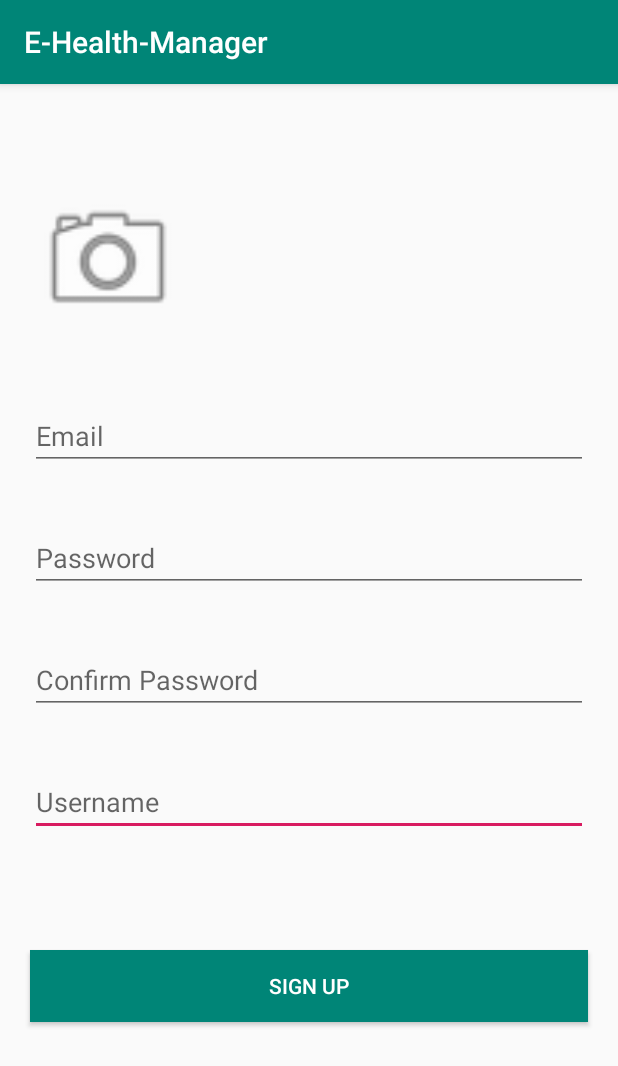
After one commit to ece1778-2020/Healthy-Mind, an Android app: the SignupActivity screen opened directly, with no data from a screen before it, on a phone screen of 412 x 824 dp. The commit adds this screen. Shown: the top 1066 px of the screen. Run offline under Robolectric (Android 15) with nearby library versions, the phone set to English and light mode, and no system bars; our stand-ins replace Firebase (no records; nobody signed in at launch, a user with empty details on screens opened directly).

Commit message:
finished signup and login

```diff
--- a/app/src/main/AndroidManifest.xml
+++ b/app/src/main/AndroidManifest.xml
@@ -9,6 +9,9 @@
         android:roundIcon="@mipmap/ic_launcher_round"
         android:supportsRtl="true"
         android:theme="@style/AppTheme">
+        <activity android:name=".ProfileActivity"></activity>
+        <activity android:name=".LoginActivity" />
+        <activity android:name=".SignupActivity" />
         <activity android:name=".MainActivity">
             <intent-filter>
                 <action android:name="android.intent.action.MAIN" />
--- /dev/null
+++ b/app/src/main/java/com/example/e_health_manager/SignupActivity.java
@@ -0,0 +1,149 @@
+package com.example.e_health_manager;
+
+import androidx.annotation.NonNull;
+import androidx.appcompat.app.AppCompatActivity;
+
+import android.content.Context;
+import android.content.Intent;
+import android.os.Bundle;
+import android.util.Log;
+import android.view.View;
+import android.view.inputmethod.InputMethodManager;
+import android.widget.Button;
+import android.widget.EditText;
+import android.widget.Toast;
+
+import com.google.android.gms.tasks.OnCompleteListener;
+import com.google.android.gms.tasks.Task;
+import com.google.firebase.auth.AuthResult;
+import com.google.firebase.auth.FirebaseAuth;
+import com.google.firebase.auth.FirebaseUser;
+import com.google.firebase.auth.UserProfileChangeRequest;
+import com.google.firebase.firestore.FirebaseFirestore;
+import com.google.firebase.storage.FirebaseStorage;
+import com.google.firebase.storage.StorageReference;
+
+import java.util.HashMap;
+import java.util.Map;
+
+public class SignupActivity extends AppCompatActivity {
+
+    private EditText emailText;
+    private EditText passwordText;
+    private EditText confirmpasswordText;
+    private EditText usernameText;
+    private Button signupBtn;
+
+    private FirebaseAuth mAuth;
+    private FirebaseFirestore mFirestore;
+    private FirebaseStorage storage;
+    private StorageReference storageRef;
+
+
+    @Override
+    protected void onCreate(Bundle savedInstanceState) {
+        super.onCreate(savedInstanceState);
+        setContentView(R.layout.activity_signup);
+
+        mAuth = FirebaseAuth.getInstance();
+        mFirestore = FirebaseFirestore.getInstance();
+        storage = FirebaseStorage.getInstance();
+        storageRef = storage.getReference();
+
+        emailText = findViewById(R.id.email_field_signup);
+        passwordText = findViewById(R.id.password_field_signup);
+        confirmpasswordText = findViewById(R.id.confirmpassword_field_signup);
+        usernameText = findViewById(R.id.username_field_signup);
+        signupBtn = findViewById(R.id.button_signup);
+    }
+
+    public void store_user_info(String email, String username, String uid){
+        Map<String, Object> data = new HashMap<>();
+        data.put("email", email);
+        data.put("username", username);
+
+        Log.d("sign up activity", "new user email: "+email);
+        Log.d("sign up activity", "new user username: "+username);
+
+        mFirestore.collection("users").document(uid).set(data);
+
+    }
+
+    public void onClick_trySignup(View view) {
+
+        signupBtn.setEnabled(false);
+        final String email = emailText.getText().toString();
+        String password = passwordText.getText().toString();
+        String confirm = confirmpasswordText.getText().toString();
+        final String username = usernameText.getText().toString();
+
+        //hide keyboard
+        InputMethodManager imm = (InputMethodManager) getSystemService(Context.INPUT_METHOD_SERVICE);
+        imm.hideSoftInputFromWindow(view.getWindowToken(), 0);
+
+        if(email.isEmpty()){
+            Toast toast = Toast.makeText(this, "Email cannot be empty", Toast.LENGTH_LONG);
+            toast.show();
+            signupBtn.setEnabled(true);
+        }
+        else if(password.isEmpty()){
+            Toast toast = Toast.makeText(this, "password cannot be empty", Toast.LENGTH_LONG);
+            toast.show();
+            signupBtn.setEnabled(true);
+        }
+        else if(confirm.isEmpty()){
+            Toast toast = Toast.makeText(this, "please confirm password", Toast.LENGTH_LONG);
+            toast.show();
+            signupBtn.setEnabled(true);
+        }
+        else if(password.equals(confirm) == false){
+            Toast toast = Toast.makeText(this, "password does not match", Toast.LENGTH_LONG);
+            toast.show();
+            signupBtn.setEnabled(true);
+        }
+        else if(username.isEmpty()){
+            Toast toast = Toast.makeText(this, "username cannot be empty", Toast.LENGTH_LONG);
+            toast.show();
+            signupBtn.setEnabled(true);
+        }
+        //all inputs are valid
+        else{
+            mAuth.createUserWithEmailAndPassword(email, password)
+                    .addOnCompleteListener(this, new OnCompleteListener<AuthResult>() {
+                        @Override
+                        public void onComplete(@NonNull Task<AuthResult> task) {
+                            if (task.isSuccessful()) {
+                                //set display name
+                                FirebaseUser user = FirebaseAuth.getInstance().getCurrentUser();
+
+                                UserProfileChangeRequest profileUpdates = new UserProfileChangeRequest.Builder()
+                                        .setDisplayName(username).build();
+
+                                user.updateProfile(profileUpdates)
+                                        .addOnCompleteListener(new OnCompleteListener<Void>() {
+                                            @Override
+                                            public void onComplete(@NonNull Task<Void> task) {
+                                                if (task.isSuccessful()) {
+                                                    Log.d("sign up activity", "User profile updated.");
+                                                }
+                                            }
+                                        });
+                                //Store user's info into firestore
+                                store_user_info(email, username, user.getUid());
+                                //redirect to the profile activity
+                                signupBtn.setEnabled(true);
+                                Intent intent = new Intent(SignupActivity.this, ProfileActivity.class);
+                                startActivity(intent);
+                            }
+                            else {
+                                Toast toast = Toast.makeText(SignupActivity.this,
+                                        "This email has already belonged to another account", Toast.LENGTH_SHORT);
+                                toast.show();
+                                signupBtn.setEnabled(true);
+                            }
+                        }
+                    });
+        }
+    }
+
+}
--- /dev/null
+++ b/app/src/main/res/layout/activity_signup.xml
@@ -0,0 +1,103 @@
+<?xml version="1.0" encoding="utf-8"?>
+<androidx.constraintlayout.widget.ConstraintLayout xmlns:android="http://schemas.android.com/apk/res/android"
+    xmlns:app="http://schemas.android.com/apk/res-auto"
+    xmlns:tools="http://schemas.android.com/tools"
+    android:layout_width="match_parent"
+    android:layout_height="match_parent"
+    tools:context=".SignupActivity">
+
+    <EditText
+        android:id="@+id/username_field_signup"
+        android:layout_width="0dp"
+        android:layout_height="wrap_content"
+        android:layout_marginStart="20dp"
+        android:layout_marginLeft="20dp"
+        android:layout_marginTop="36dp"
+        android:layout_marginEnd="20dp"
+        android:layout_marginRight="20dp"
+        android:ems="10"
+        android:hint="Username"
+        android:inputType="textEmailAddress"
+        app:layout_constraintEnd_toEndOf="parent"
+        app:layout_constraintHorizontal_bias="0.0"
+        app:layout_constraintStart_toStartOf="parent"
+        app:layout_constraintTop_toBottomOf="@+id/confirmpassword_field_signup" />
+
+    <EditText
+        android:id="@+id/confirmpassword_field_signup"
+        android:layout_width="0dp"
+        android:layout_height="wrap_content"
+        android:layout_marginStart="20dp"
+        android:layout_marginLeft="20dp"
+        android:layout_marginTop="36dp"
+        android:layout_marginEnd="20dp"
+        android:layout_marginRight="20dp"
+        android:ems="10"
+        android:hint="Confirm Password"
+        android:inputType="textPassword"
+        app:layout_constraintEnd_toEndOf="parent"
+        app:layout_constraintHorizontal_bias="0.0"
+        app:layout_constraintStart_toStartOf="parent"
+        app:layout_constraintTop_toBottomOf="@+id/password_field_signup" />
+
+    <EditText
+        android:id="@+id/password_field_signup"
+        android:layout_width="0dp"
+        android:layout_height="wrap_content"
+        android:layout_marginStart="20dp"
+        android:layout_marginLeft="20dp"
+        android:layout_marginTop="36dp"
+        android:layout_marginEnd="20dp"
+        android:layout_marginRight="20dp"
+        android:ems="10"
+        android:hint="Password"
+        android:inputType="textPassword"
+        app:layout_constraintEnd_toEndOf="parent"
+        app:layout_constraintHorizontal_bias="0.0"
+        app:layout_constraintStart_toStartOf="parent"
+        app:layout_constraintTop_toBottomOf="@+id/email_field_signup" />
+
+    <EditText
+        android:id="@+id/email_field_signup"
+        android:layout_width="0dp"
+        android:layout_height="wrap_content"
+        android:layout_marginStart="20dp"
+        android:layout_marginLeft="20dp"
+        android:layout_marginTop="212dp"
+        android:layout_marginEnd="20dp"
+        android:layout_marginRight="20dp"
+        android:ems="10"
+        android:hint="Email"
+        android:inputType="textEmailAddress"
+        app:layout_constraintEnd_toEndOf="parent"
+        app:layout_constraintHorizontal_bias="1.0"
+        app:layout_constraintStart_toStartOf="parent"
+        app:layout_constraintTop_toTopOf="parent" />
+
+    <Button
+        android:id="@+id/button_signup"
+        android:layout_width="0dp"
+        android:layout_height="wrap_content"
+        android:layout_marginStart="20dp"
+        android:layout_marginTop="76dp"
+        android:layout_marginEnd="20dp"
+        android:background="@color/colorPrimary"
+        android:onClick="onClick_trySignup"
+        android:text="SIGN UP"
+        android:textColor="@android:color/white"
+        app:layout_constraintEnd_toEndOf="parent"
+        app:layout_constraintHorizontal_bias="0.0"
+        app:layout_constraintStart_toStartOf="parent"
+        app:layout_constraintTop_toBottomOf="@+id/username_field_signup" />
+
+    <ImageView
+        android:id="@+id/cameraPic"
+        android:layout_width="104dp"
+        android:layout_height="98dp"
+        android:layout_marginStart="20dp"
+        android:layout_marginLeft="20dp"
+        android:layout_marginTop="68dp"
+        android:src="@android:drawable/ic_menu_camera"
+        app:layout_constraintStart_toStartOf="parent"
+        app:layout_constraintTop_toTopOf="parent" />
+</androidx.constraintlayout.widget.ConstraintLayout>
--- /dev/null
+++ b/app/src/main/res/values/dimens.xml
@@ -0,0 +1,5 @@
+<resources>
+    <!-- Default screen margins, per the Android Design guidelines. -->
+    <dimen name="activity_horizontal_margin">16dp</dimen>
+    <dimen name="activity_vertical_margin">16dp</dimen>
+</resources>
--- a/build.gradle
+++ b/build.gradle
@@ -8,6 +8,8 @@ buildscript {
     }
     dependencies {
         classpath 'com.android.tools.build:gradle:3.5.3'
+
+        classpath 'com.google.gms:google-services:4.3.2'
 
         // NOTE: Do not place your application dependencies here; they belong
         // in the individual module build.gradle files
```
Also changed, not shown: app/build.gradle (+20 -1 lines), app/src/main/java/com/example/e_health_manager/LoginActivity.java (added, +89 -0 lines), app/src/main/java/com/example/e_health_manager/MainActivity.java (+33 -0 lines), app/src/main/java/com/example/e_health_manager/ProfileActivity.java (added, +31 -0 lines), app/src/main/res/layout/activity_login.xml (added, +66 -0 lines), app/src/main/res/layout/activity_main.xml (+55 -4 lines), app/src/main/res/layout/activity_profile.xml (added, +19 -0 lines), app/src/main/res/values/strings.xml (+9 -0 lines), app/src/main/res/drawable/logo_text.png (added), 4 other files.
